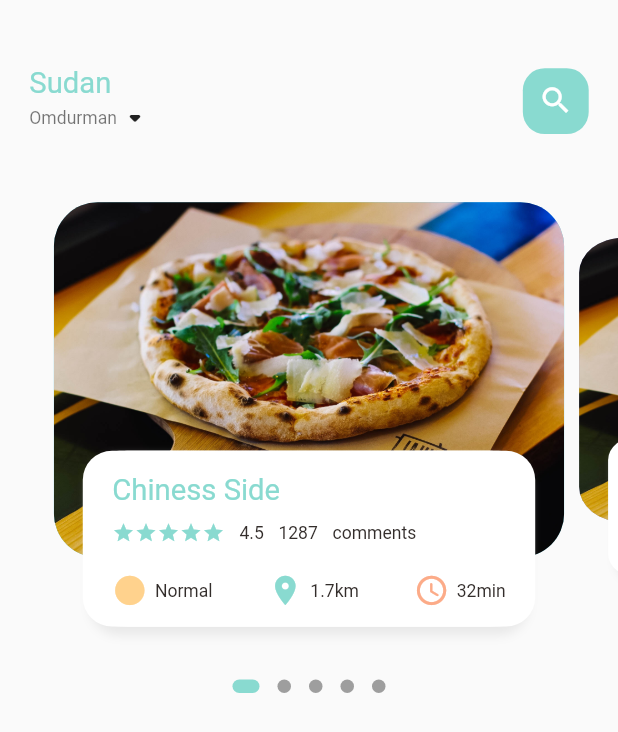
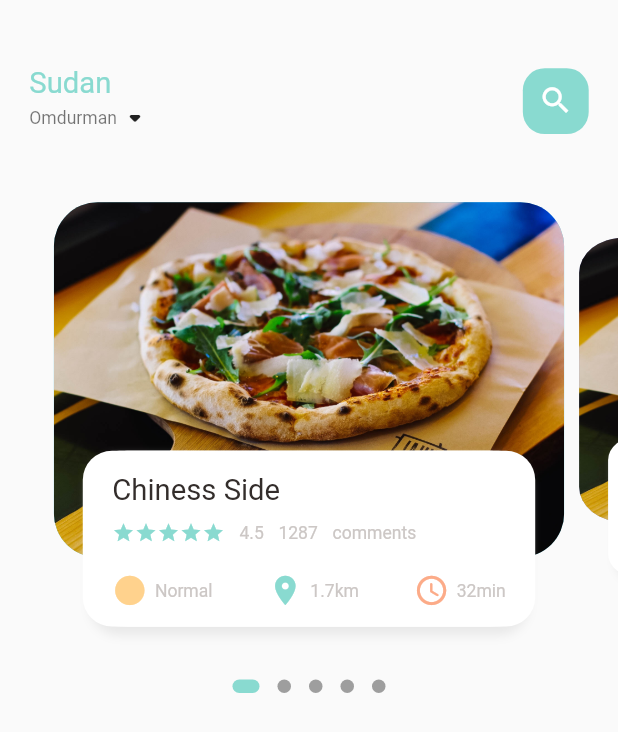
Before and after one commit to MohamedAhmedSD/food_dbestech, a Flutter app: the screen it shows after launch, on a phone screen of 412 x 824 dp. Shown: the top 732 px of the screen. Run offline on Flutter 3.47's test engine with Material 2 defaults, Android fonts, the phone set to English and light mode, and no system bars; drawn by our look-alikes of dots_indicator; our stand-ins replace get.

Commit message:
[1 - Home page  Ui => some fonts edit]

```diff
--- a/lib/utils/dimensions.dart
+++ b/lib/utils/dimensions.dart
@@ -59,6 +59,10 @@ class Dimensions {
   static double font12 = screenHeight / 70.33;
   static double font20 = screenHeight / 42.2;
 
+  //* I adjust them size
+  // static double font12 = screenHeight / 52.75; // 16
+  // static double font20 = screenHeight / 35.16; //24
+
   //! ===== radius ====
   static double radius15 = screenHeight / 56.27;
   static double radius20 = screenHeight / 42.2;
--- a/lib/view/widgets/big_text.dart
+++ b/lib/view/widgets/big_text.dart
@@ -11,7 +11,7 @@ class BigText extends StatelessWidget {
   BigText({
     Key? key,
     this.color =
-        const Color(0xFF89dad0), //! default color must as hex not use AppColors
+        const Color(0xFF332d2b), //! default color must as hex not use AppColors
     required this.text,
     this.size = 0,
     this.overflow = TextOverflow.ellipsis,
--- a/lib/view/widgets/small_text.dart
+++ b/lib/view/widgets/small_text.dart
@@ -11,7 +11,7 @@ class SmallText extends StatelessWidget {
   SmallText({
     Key? key,
     this.color =
-        const Color(0xFF332d2b), //! default color must as hex not use AppColors
+        const Color(0xFFccc7c5), //! default color must as hex not use AppColors
     required this.text,
     // this.size = 12,
     this.size = 0,
@@ -27,7 +27,7 @@ class SmallText extends StatelessWidget {
         fontFamily: "Roboto",
         color: color,
         // fontSize: size,
-        fontSize: size == 0? Dimensions.font12: size,
+        fontSize: size == 0 ? Dimensions.font12 : size,
         fontWeight: FontWeight.w400,
         height: height, //* default space between lines
       ),
```
